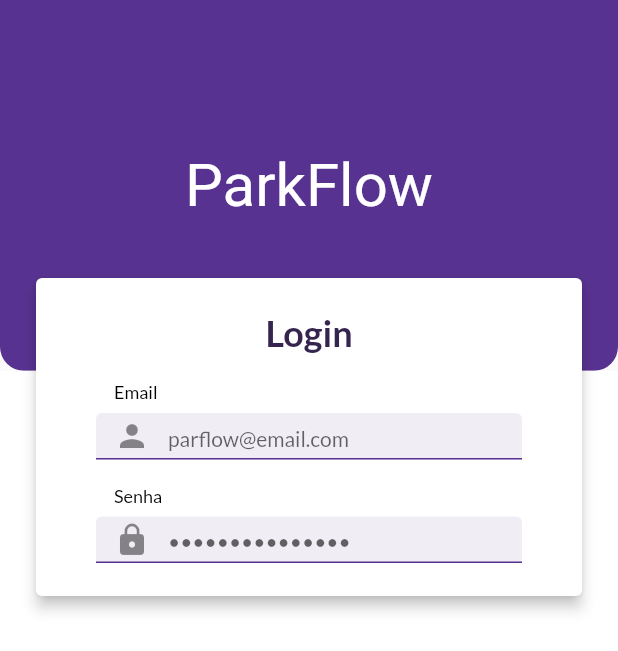
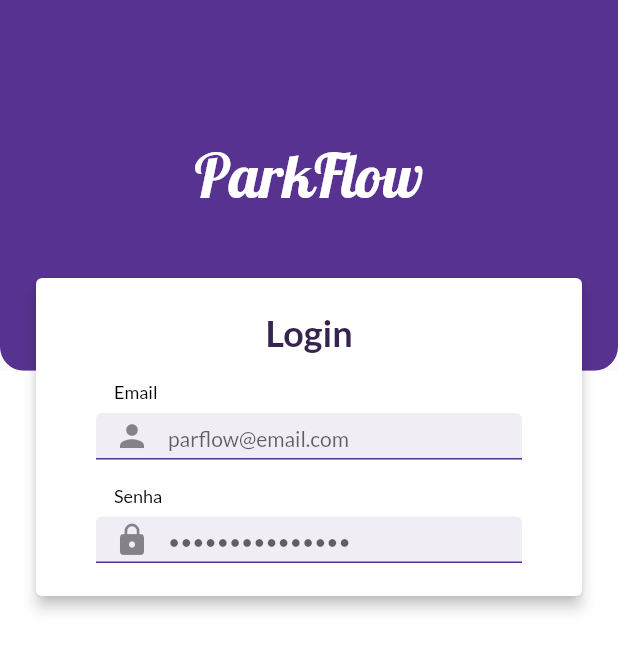
Before and after one commit to Wxze/parkflow_app, a Flutter app: the screen it shows after launch, on a phone screen of 412 x 824 dp. Shown: the top 651 px of the screen. Run offline on Flutter 3.47's test engine with Material 2 defaults, Android fonts, the phone set to English and light mode, and no system bars.

Commit message:
Adiciona arquivos de fonte ao projeto

```diff
--- a/lib/view/login_view.dart
+++ b/lib/view/login_view.dart
@@ -1,5 +1,4 @@
 import 'package:flutter/material.dart';
-import 'package:google_fonts/google_fonts.dart';
 import 'package:parkflow_app/view/widgets/default_text_field.dart';
 
 class LoginView extends StatefulWidget {
@@ -28,11 +27,14 @@ class _LoginViewState extends State<LoginView> {
                     borderRadius:
                         BorderRadius.vertical(bottom: Radius.circular(16)),
                   ),
-                  child: Center(
+                  child: const Center(
                     child: Text(
                       'ParkFlow',
-                      style:
-                          GoogleFonts.galada(color: Colors.white, fontSize: 40),
+                      style: TextStyle(
+                          fontFamily: 'Galada',
+                          color: Colors.white,
+                          fontSize: 40),
+                      // GoogleFonts.galada(color: Colors.white, fontSize: 40),
                     ),
                   ),
                 ),
@@ -49,43 +51,44 @@ class _LoginViewState extends State<LoginView> {
                 EdgeInsets.only(top: height * .22, right: 20.0, left: 20.0),
             child: SizedBox(
               width: width,
-              child: Card(
+              child: const Card(
                 color: Colors.white,
                 elevation: 4.0,
                 child: Padding(
-                  padding:
-                      const EdgeInsets.symmetric(vertical: 22, horizontal: 40),
+                  padding: EdgeInsets.symmetric(vertical: 22, horizontal: 40),
                   child: Column(
                     mainAxisSize: MainAxisSize.min,
                     children: [
                       Text(
                         "Login",
-                        style: GoogleFonts.lato(
+                        style: TextStyle(
+                            fontFamily: 'Lato',
                             fontSize: 24,
-                            color: const Color(0xFF35244E),
+                            color: Color(0xFF35244E),
                             fontWeight: FontWeight.bold),
                       ),
-                      const SizedBox(
+                      SizedBox(
                         height: 18,
                       ),
                       Row(
                         children: [
-                          const SizedBox(
+                          SizedBox(
                             width: 12,
                           ),
                           Text(
                             'Email',
-                            style: GoogleFonts.lato(
+                            style: TextStyle(
+                              fontFamily: 'Lato',
                               fontSize: 12,
-                              color: const Color(0xFF000000),
+                              color: Color(0xFF000000),
                             ),
                           )
                         ],
                       ),
-                      const SizedBox(
+                      SizedBox(
                         height: 7,
                       ),
-                      const SizedBox(
+                      SizedBox(
                         height: 31,
                         child: DefaultTextField(
                           hintText: 'parflow@email.com',
@@ -93,27 +96,28 @@ class _LoginViewState extends State<LoginView> {
                           isPasswordField: false,
                         ),
                       ),
-                      const SizedBox(
+                      SizedBox(
                         height: 17,
                       ),
                       Row(
                         children: [
-                          const SizedBox(
+                          SizedBox(
                             width: 12,
                           ),
                           Text(
                             'Senha',
-                            style: GoogleFonts.lato(
+                            style: TextStyle(
+                              fontFamily: 'Lato',
                               fontSize: 12,
-                              color: const Color(0xFF000000),
+                              color: Color(0xFF000000),
                             ),
                           )
                         ],
                       ),
-                      const SizedBox(
+                      SizedBox(
                         height: 7,
                       ),
-                      const SizedBox(
+                      SizedBox(
                         height: 31,
                         child: DefaultTextField(
                           hintText: '•••••••••••••••',
--- a/lib/view/widgets/default_text_field.dart
+++ b/lib/view/widgets/default_text_field.dart
@@ -1,5 +1,4 @@
 import 'package:flutter/material.dart';
-import 'package:google_fonts/google_fonts.dart';
 
 class DefaultTextField extends StatelessWidget {
   const DefaultTextField({
@@ -30,13 +29,15 @@ class DefaultTextField extends StatelessWidget {
           color: Color(0xFF583290),
         )),
         hintText: hintText,
-        hintStyle: GoogleFonts.lato(
+        hintStyle: const TextStyle(
+          fontFamily: 'Lato',
           fontSize: 14,
         ),
       ),
-      style: GoogleFonts.lato(
+      style: const TextStyle(
+        fontFamily: 'Lato',
         fontSize: 14,
-        color: const Color(0xFF000000),
+        color: Color(0xFF000000),
       ),
     );
   }
```
Also changed, not shown: lib/main.dart (+4 -3 lines), pubspec.yaml (+9 -12 lines), fonts/Galada-Regular.ttf (added), fonts/Lato-Bold.ttf (added), fonts/Lato-Regular.ttf (added), pubspec.lock.
